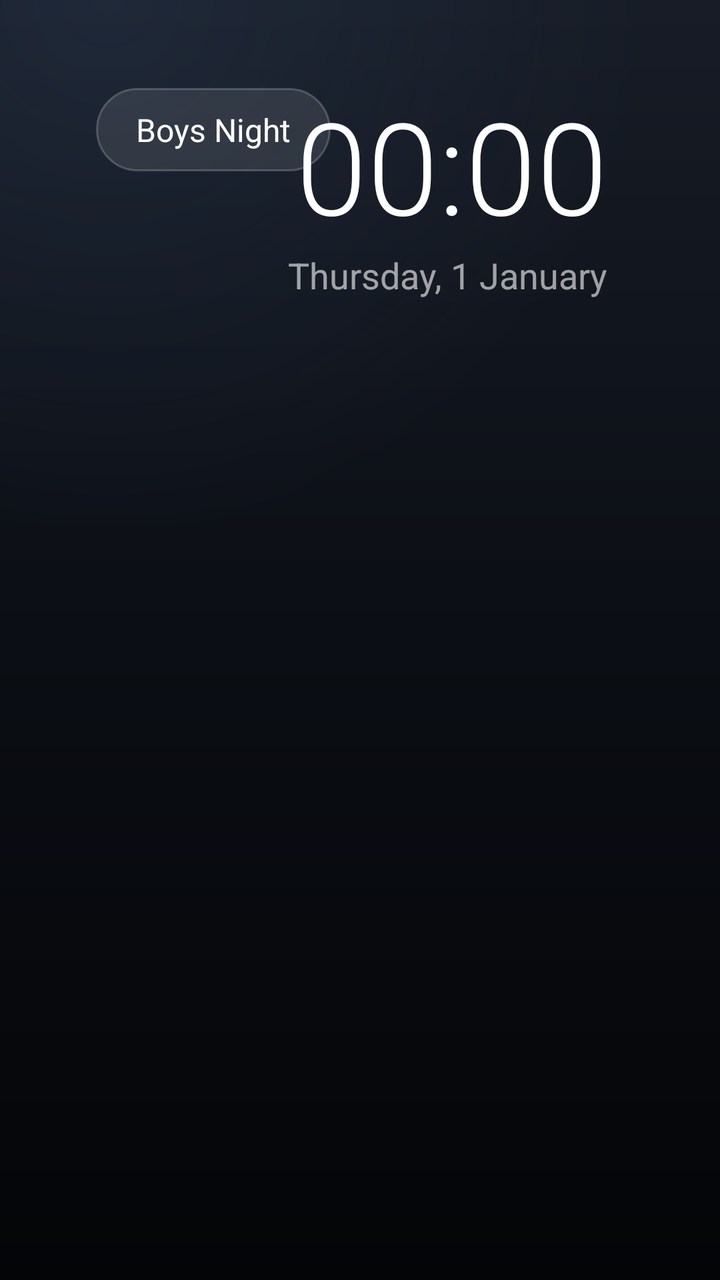
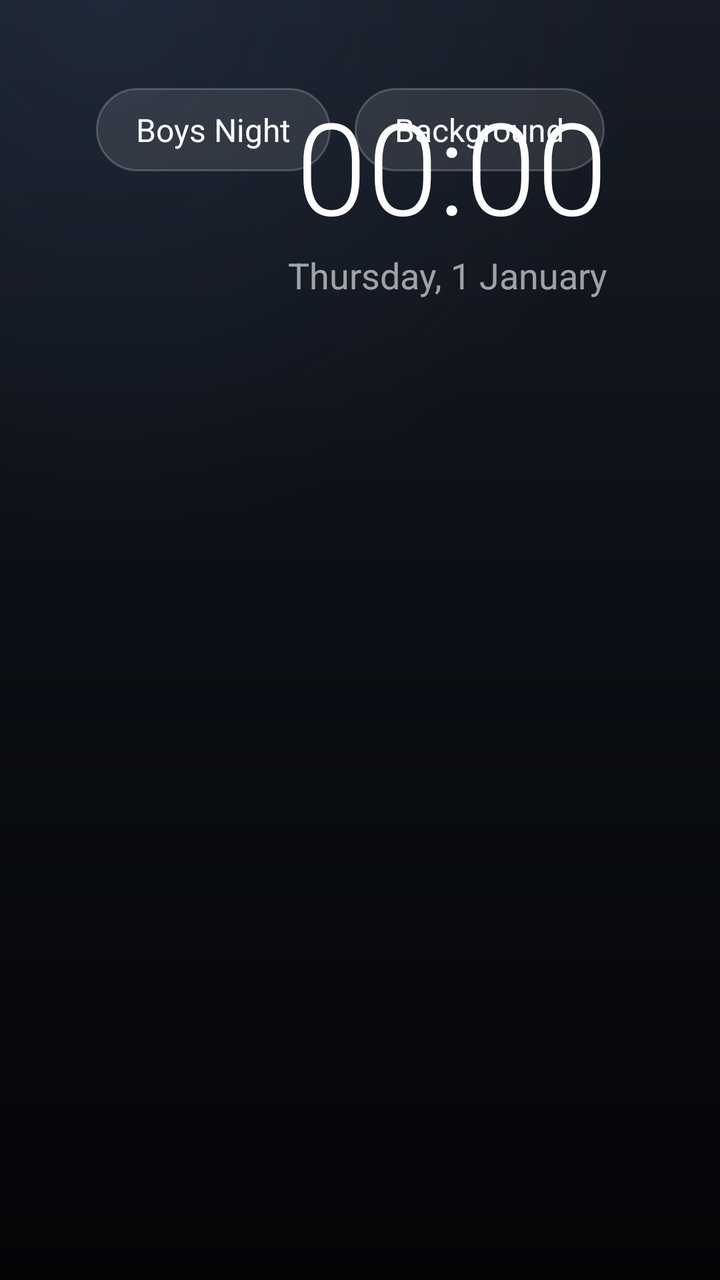

The first picture is an Android layout as it rendered before a commit; the second is the same layout after the commit. The layout source and the unified diff follow.
<!-- AndroidManifest.xml: application theme HomeTheme -->
<!-- res/layout/activity_main.xml -->
<?xml version="1.0" encoding="utf-8"?>
<FrameLayout xmlns:android="http://schemas.android.com/apk/res/android"
    android:layout_width="match_parent"
    android:layout_height="match_parent"
    android:id="@+id/root"
    android:clipChildren="false">

    <TextView
        android:id="@+id/gameOn"
        android:layout_width="wrap_content"
        android:layout_height="wrap_content"
        android:layout_gravity="center"
        android:layout_marginBottom="70dp"
        android:fontFamily="sans-serif-black"
        android:letterSpacing="0.12"
        android:shadowColor="#FFFF1A1A"
        android:shadowRadius="40"
        android:text="GAME ON"
        android:textColor="#FFFF2D2D"
        android:textSize="150sp"
        android:textStyle="italic"
        android:visibility="gone" />

    <TextView
        android:id="@+id/nightBtn"
        android:layout_width="wrap_content"
        android:layout_height="wrap_content"
        android:layout_gravity="top|start"
        android:layout_marginStart="48dp"
        android:layout_marginTop="44dp"
        android:background="@drawable/pill_bg"
        android:focusable="true"
        android:clickable="true"
        android:paddingStart="20dp"
        android:paddingEnd="20dp"
        android:paddingTop="10dp"
        android:paddingBottom="10dp"
        android:text="Boys Night"
        android:textColor="#FFFFFFFF"
        android:textSize="16sp" />

    <LinearLayout
        android:layout_width="wrap_content"
        android:layout_height="wrap_content"
        android:layout_gravity="top|end"
        android:layout_marginTop="40dp"
        android:layout_marginEnd="56dp"
        android:gravity="end"
        android:orientation="vertical">

        <TextClock
            android:layout_width="wrap_content"
            android:layout_height="wrap_content"
            android:fontFamily="sans-serif-light"
            android:format12Hour="HH:mm"
            android:format24Hour="HH:mm"
            android:textColor="#FFFFFFFF"
            android:textSize="64sp" />

        <TextClock
            android:layout_width="wrap_content"
            android:layout_height="wrap_content"
            android:fontFamily="sans-serif"
            android:format12Hour="EEEE, d MMMM"
            android:format24Hour="EEEE, d MMMM"
            android:textColor="#99FFFFFF"
            android:textSize="18sp" />
    </LinearLayout>

    <HorizontalScrollView
        android:layout_width="wrap_content"
        android:layout_height="wrap_content"
        android:layout_gravity="bottom|center_horizontal"
        android:layout_marginBottom="40dp"
        android:clipChildren="false"
        android:clipToPadding="false"
        android:scrollbars="none"
        android:overScrollMode="never">

        <LinearLayout
            android:id="@+id/row"
            android:layout_width="wrap_content"
            android:layout_height="wrap_content"
            android:clipChildren="false"
            android:clipToPadding="false"
            android:orientation="horizontal"
            android:paddingStart="24dp"
            android:paddingEnd="24dp"
            android:paddingTop="20dp"
            android:paddingBottom="8dp" />
    </HorizontalScrollView>
</FrameLayout>
<!-- resources referenced by this layout -->
<resources>
  <!-- drawable pill_bg (drawable) -->
  <?xml version="1.0" encoding="utf-8"?>
  <selector xmlns:android="http://schemas.android.com/apk/res/android">
      <item android:state_focused="true"><shape><corners android:radius="999dp" /><solid android:color="#40FFFFFF" /><stroke android:width="2dp" android:color="#FFFFFFFF" /></shape></item>
      <item><shape><corners android:radius="999dp" /><solid android:color="#1AFFFFFF" /><stroke android:width="1dp" android:color="#33FFFFFF" /></shape></item>
  </selector>
  <style name="HomeTheme" parent="@android:style/Theme.DeviceDefault.NoActionBar.Fullscreen">
          <item name="android:windowBackground">@drawable/bg_gradient</item>
          <item name="android:windowShowWallpaper">false</item>
          <item name="android:windowAnimationStyle">@null</item>
      </style>
  <!-- drawable bg_gradient (drawable) -->
  <?xml version="1.0" encoding="utf-8"?>
  <layer-list xmlns:android="http://schemas.android.com/apk/res/android">
      <item>
          <shape android:shape="rectangle">
              <gradient android:angle="270" android:startColor="#FF171C26"
                  android:centerColor="#FF0B0E14" android:endColor="#FF040507" />
          </shape>
      </item>
      <item>
          <shape android:shape="rectangle">
              <gradient android:type="radial" android:gradientRadius="75%p"
                  android:centerX="0.15" android:centerY="0.0"
                  android:startColor="#33405A80" android:endColor="#00000000" />
          </shape>
      </item>
  </layer-list>
</resources>

<!-- the commit's change to res/layout/activity_main.xml (unified diff, before → after) -->
@@ -4,6 +4,20 @@
     android:layout_height="match_parent"
     android:id="@+id/root"
     android:clipChildren="false">
+
+    <ImageView
+        android:id="@+id/bgImage"
+        android:layout_width="match_parent"
+        android:layout_height="match_parent"
+        android:scaleType="centerCrop"
+        android:visibility="gone" />
+
+    <View
+        android:id="@+id/scrim"
+        android:layout_width="match_parent"
+        android:layout_height="match_parent"
+        android:background="@drawable/scrim"
+        android:visibility="gone" />
 
     <TextView
         android:id="@+id/gameOn"
@@ -21,23 +35,46 @@
         android:textStyle="italic"
         android:visibility="gone" />
 
-    <TextView
-        android:id="@+id/nightBtn"
+    <LinearLayout
         android:layout_width="wrap_content"
         android:layout_height="wrap_content"
         android:layout_gravity="top|start"
         android:layout_marginStart="48dp"
         android:layout_marginTop="44dp"
-        android:background="@drawable/pill_bg"
-        android:focusable="true"
-        android:clickable="true"
-        android:paddingStart="20dp"
-        android:paddingEnd="20dp"
-        android:paddingTop="10dp"
-        android:paddingBottom="10dp"
-        android:text="Boys Night"
-        android:textColor="#FFFFFFFF"
-        android:textSize="16sp" />
+        android:orientation="horizontal">
+
+        <TextView
+            android:id="@+id/nightBtn"
+            android:layout_width="wrap_content"
+            android:layout_height="wrap_content"
+            android:layout_marginEnd="12dp"
+            android:background="@drawable/pill_bg"
+            android:focusable="true"
+            android:clickable="true"
+            android:paddingStart="20dp"
+            android:paddingEnd="20dp"
+            android:paddingTop="10dp"
+            android:paddingBottom="10dp"
+            android:text="Boys Night"
+            android:textColor="#FFFFFFFF"
+            android:textSize="16sp" />
+
+        <TextView
+            android:id="@+id/bgBtn"
+            android:layout_width="wrap_content"
+            android:layout_height="wrap_content"
+            android:layout_marginEnd="12dp"
+            android:background="@drawable/pill_bg"
+            android:focusable="true"
+            android:clickable="true"
+            android:paddingStart="20dp"
+            android:paddingEnd="20dp"
+            android:paddingTop="10dp"
+            android:paddingBottom="10dp"
+            android:text="Background"
+            android:textColor="#FFFFFFFF"
+            android:textSize="16sp" />
+    </LinearLayout>
 
     <LinearLayout
         android:layout_width="wrap_content"
<!-- resource entries referenced after the edit -->
@@ -6,6 +6,11 @@
       <item android:state_focused="true"><shape><corners android:radius="999dp" /><solid android:color="#40FFFFFF" /><stroke android:width="2dp" android:color="#FFFFFFFF" /></shape></item>
       <item><shape><corners android:radius="999dp" /><solid android:color="#1AFFFFFF" /><stroke android:width="1dp" android:color="#33FFFFFF" /></shape></item>
   </selector>
+  <!-- drawable scrim (drawable) -->
+  <?xml version="1.0" encoding="utf-8"?>
+  <shape xmlns:android="http://schemas.android.com/apk/res/android">
+      <gradient android:angle="90" android:startColor="#CC000000" android:centerColor="#14000000" android:endColor="#73000000" />
+  </shape>
   <style name="HomeTheme" parent="@android:style/Theme.DeviceDefault.NoActionBar.Fullscreen">
           <item name="android:windowBackground">@drawable/bg_gradient</item>
           <item name="android:windowShowWallpaper">false</item>
